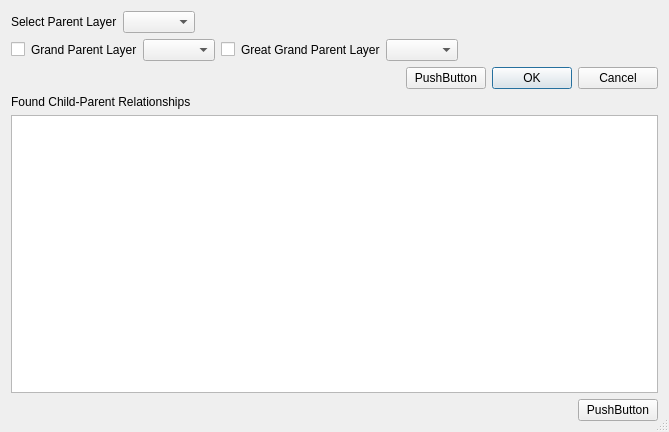
Old version of the form swedigarch_plugin/class_subclass_browser_parent_id_dialog.ui in the repository swedigarch/QGIS-plugin.
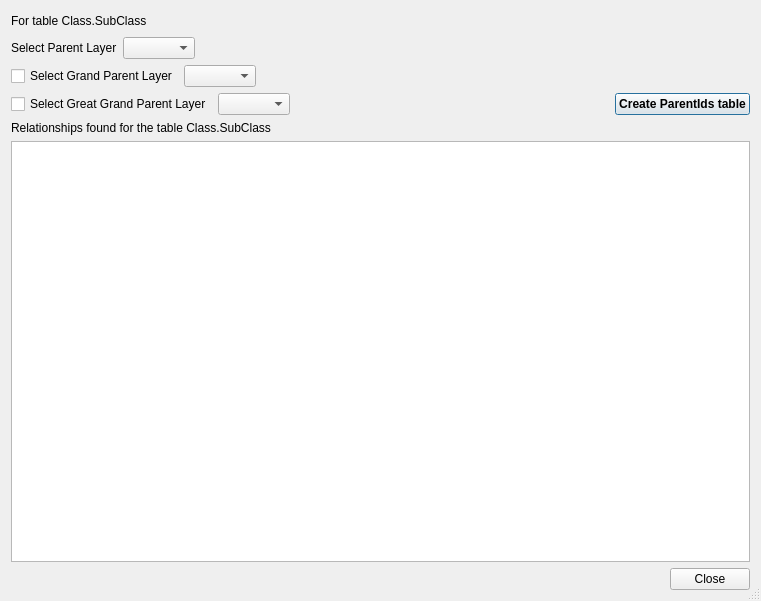
New version of the form. Icons and pictures are not drawn.

Commit message: class-subclass-browser-adjustments

What changed in the file:
```diff
--- a/swedigarch_plugin/class_subclass_browser_parent_id_dialog.ui
+++ b/swedigarch_plugin/class_subclass_browser_parent_id_dialog.ui
@@ -6,8 +6,8 @@
    <rect>
     <x>0</x>
     <y>0</y>
-    <width>669</width>
-    <height>432</height>
+    <width>761</width>
+    <height>601</height>
    </rect>
   </property>
   <property name="sizePolicy">
@@ -28,6 +28,30 @@
   </property>
   <layout class="QGridLayout" name="gridLayout">
    <item row="0" column="0">
+    <layout class="QHBoxLayout" name="horizontalLayout_3">
+     <item>
+      <widget class="QLabel" name="label_class_subclass_table">
+       <property name="text">
+        <string>For table Class.SubClass</string>
+       </property>
+      </widget>
+     </item>
+     <item>
+      <spacer name="horizontalSpacer_3">
+       <property name="orientation">
+        <enum>Qt::Horizontal</enum>
+       </property>
+       <property name="sizeHint" stdset="0">
+        <size>
+         <width>40</width>
+         <height>20</height>
+        </size>
+       </property>
+      </spacer>
+     </item>
+    </layout>
+   </item>
+   <item row="1" column="0">
     <layout class="QHBoxLayout" name="horizontalLayout">
      <item>
       <widget class="QLabel" name="label">
@@ -54,25 +78,15 @@
      </item>
     </layout>
    </item>
-   <item row="1" column="0">
+   <item row="2" column="0">
     <layout class="QHBoxLayout" name="horizontalLayout_2">
      <item>
       <widget class="QCheckBox" name="check_box_activate_grand_parent">
        <property name="layoutDirection">
-        <enum>Qt::RightToLeft</enum>
+        <enum>Qt::LeftToRight</enum>
        </property>
        <property name="text">
-        <string/>
-       </property>
-      </widget>
-     </item>
-     <item>
-      <widget class="QLabel" name="label_2">
-       <property name="text">
-        <string>Grand Parent Layer</string>
-       </property>
-       <property name="scaledContents">
-        <bool>false</bool>
+        <string>Select Grand Parent Layer</string>
        </property>
       </widget>
      </item>
@@ -80,19 +94,29 @@
       <widget class="QComboBox" name="combo_box_grandparentlayer"/>
      </item>
      <item>
+      <spacer name="horizontalSpacer_2">
+       <property name="orientation">
+        <enum>Qt::Horizontal</enum>
+       </property>
+       <property name="sizeHint" stdset="0">
+        <size>
+         <width>40</width>
+         <height>20</height>
+        </size>
+       </property>
+      </spacer>
+     </item>
+    </layout>
+   </item>
+   <item row="3" column="0">
+    <layout class="QHBoxLayout" name="horizontalLayout_5">
+     <item>
       <widget class="QCheckBox" name="check_box_activate_great_parent">
        <property name="layoutDirection">
-        <enum>Qt::RightToLeft</enum>
+        <enum>Qt::LeftToRight</enum>
        </property>
        <property name="text">
-        <string/>
-       </property>
-      </widget>
-     </item>
-     <item>
-      <widget class="QLabel" name="label_3">
-       <property name="text">
-        <string>Great Grand Parent Layer</string>
+        <string>Select Great Grand Parent Layer</string>
        </property>
       </widget>
      </item>
@@ -100,24 +124,7 @@
       <widget class="QComboBox" name="combo_box_greatgrandparentlayer"/>
      </item>
      <item>
-      <spacer name="horizontalSpacer_2">
-       <property name="orientation">
-        <enum>Qt::Horizontal</enum>
-       </property>
-       <property name="sizeHint" stdset="0">
-        <size>
-         <width>40</width>
-         <height>20</height>
-        </size>
-       </property>
-      </spacer>
-     </item>
-    </layout>
-   </item>
-   <item row="2" column="0">
-    <layout class="QHBoxLayout" name="horizontalLayout_3">
-     <item>
-      <spacer name="horizontalSpacer_3">
+      <spacer name="horizontalSpacer_5">
        <property name="orientation">
         <enum>Qt::Horizontal</enum>
        </property>
@@ -131,38 +138,25 @@
      </item>
      <item>
       <widget class="QPushButton" name="pushButton_generate_parent_id">
+       <property name="font">
+        <font>
+         <weight>75</weight>
+         <bold>true</bold>
+        </font>
+       </property>
        <property name="text">
-        <string>PushButton</string>
-       </property>
-      </widget>
-     </item>
-     <item>
-      <widget class="QDialogButtonBox" name="button_box_generate_parent_id">
-       <property name="sizePolicy">
-        <sizepolicy hsizetype="Fixed" vsizetype="Fixed">
-         <horstretch>0</horstretch>
-         <verstretch>0</verstretch>
-        </sizepolicy>
-       </property>
-       <property name="layoutDirection">
-        <enum>Qt::LeftToRight</enum>
-       </property>
-       <property name="orientation">
-        <enum>Qt::Horizontal</enum>
-       </property>
-       <property name="standardButtons">
-        <set>QDialogButtonBox::Cancel|QDialogButtonBox::Ok</set>
+        <string>Create ParentIds table</string>
        </property>
       </widget>
      </item>
     </layout>
    </item>
-   <item row="3" column="0">
+   <item row="4" column="0">
     <layout class="QVBoxLayout" name="verticalLayout">
      <item>
       <widget class="QLabel" name="label_4">
        <property name="text">
-        <string>Found Child-Parent Relationships</string>
+        <string>Relationships found for the table Class.SubClass</string>
        </property>
       </widget>
      </item>
@@ -184,7 +178,7 @@
      </item>
     </layout>
    </item>
-   <item row="4" column="0">
+   <item row="5" column="0">
     <layout class="QHBoxLayout" name="horizontalLayout_4" stretch="0,0">
      <item>
       <spacer name="horizontalSpacer_4">
@@ -200,9 +194,21 @@
       </spacer>
      </item>
      <item>
-      <widget class="QPushButton" name="pushButton">
-       <property name="text">
-        <string>PushButton</string>
+      <widget class="QDialogButtonBox" name="button_box_generate_parent_id">
+       <property name="sizePolicy">
+        <sizepolicy hsizetype="Fixed" vsizetype="Fixed">
+         <horstretch>0</horstretch>
+         <verstretch>0</verstretch>
+        </sizepolicy>
+       </property>
+       <property name="layoutDirection">
+        <enum>Qt::LeftToRight</enum>
+       </property>
+       <property name="orientation">
+        <enum>Qt::Horizontal</enum>
+       </property>
+       <property name="standardButtons">
+        <set>QDialogButtonBox::Close</set>
        </property>
       </widget>
      </item>
```
Left out of the diff: 4 changed lines with no effect on the pictures. The commit also changes 3 other files.
